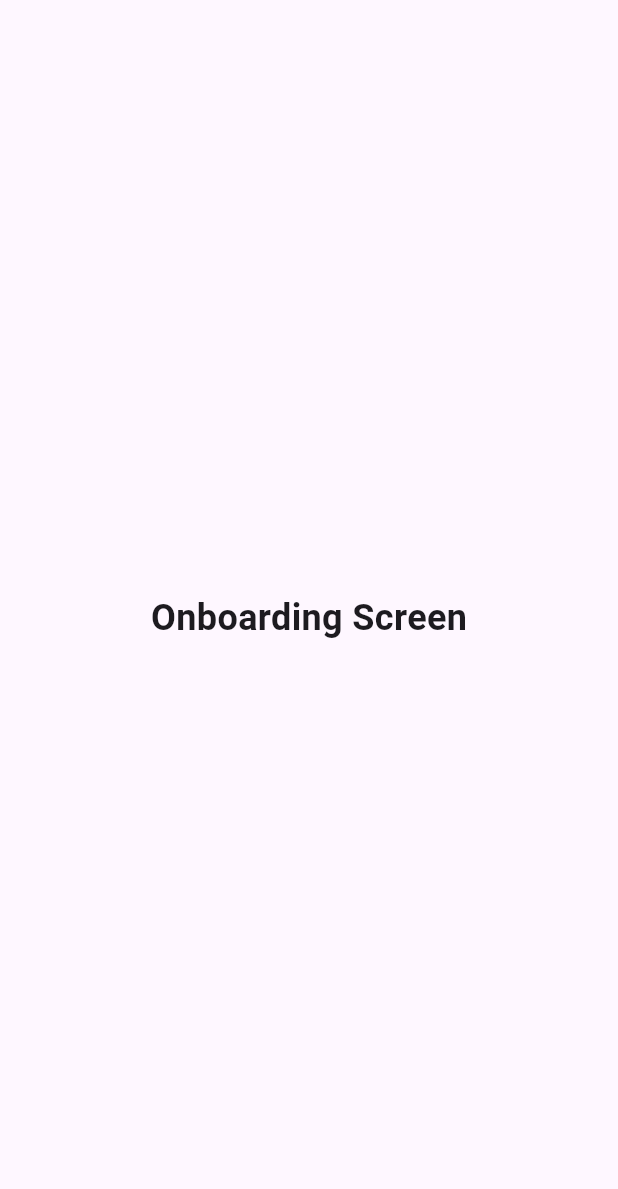
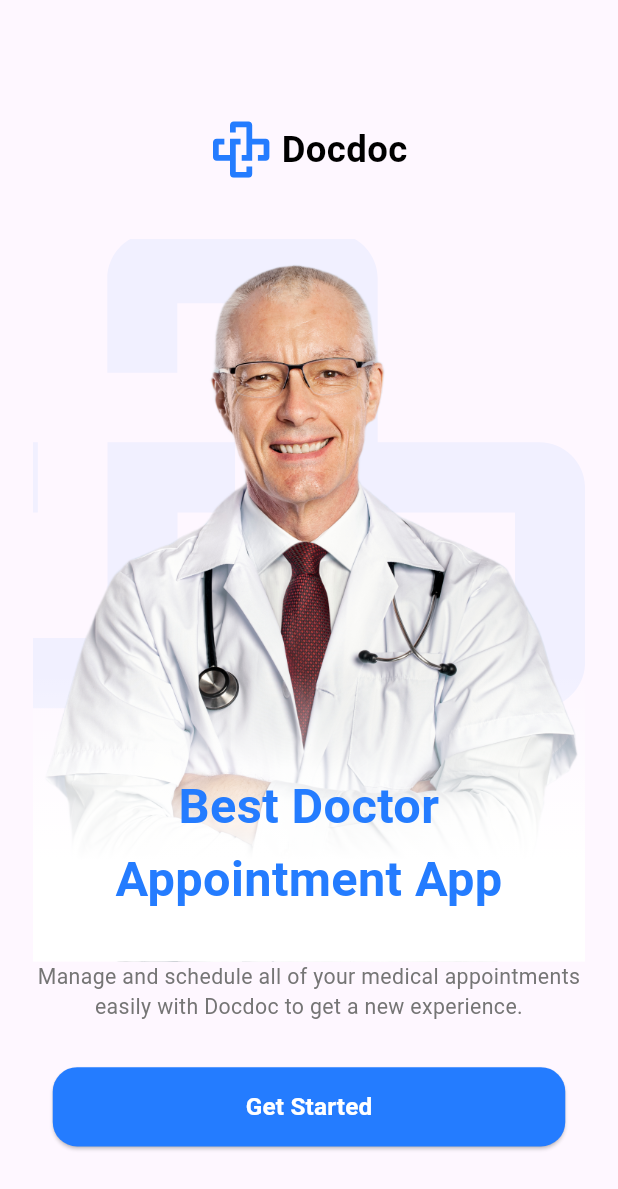
Before and after one commit to asmaaHasbo/DOC-App, a Flutter app: the screen it shows after launch, on a phone screen of 412 x 824 dp. Shown: the top 1189 px of the screen. Run offline on Flutter 3.47's test engine with Material 3 defaults, Android fonts, the phone set to English and light mode, and no system bars; our stand-ins replace flutter_screenutil, flutter_svg.

Commit message:
onboarding screen done

```diff
--- /dev/null
+++ b/devtools_options.yaml
@@ -0,0 +1,3 @@
+description: This file stores settings for Dart & Flutter DevTools.
+documentation: https://docs.flutter.dev/tools/devtools/extensions#configure-extension-enablement-states
+extensions:
--- a/lib/core/helper/extensions.dart
+++ b/lib/core/helper/extensions.dart
@@ -0,0 +1,21 @@
+import 'package:flutter/material.dart';
+
+extension Navigation on BuildContext{
+
+  pushNamed(String routeName, {Object? arguments}) {
+    Navigator.pushNamed(this, routeName, arguments: arguments);
+  }
+
+  pushReplacementNamed(String routeName, {Object? arguments}) {
+    Navigator.pushReplacementNamed(this, routeName, arguments: arguments);
+  }
+
+  pop<T extends Object?>([T? result]) {
+    Navigator.pop(this, result);
+  }
+
+  pushNamedAndRemoveUntil(String routeName, {Object? arguments}) {
+    Navigator.pushNamedAndRemoveUntil(this, routeName, (route) => false, arguments: arguments);
+  }
+
+}
--- a/lib/core/routing/app_router.dart
+++ b/lib/core/routing/app_router.dart
@@ -9,7 +9,7 @@ class AppRouter {
       case Routes.onboarding:
       return MaterialPageRoute(builder: (_) =>OnboardingScreen());
 
-      case '/login':
+      case  Routes.loginScreen:
       return MaterialPageRoute(builder: (_) =>  LoginScreen());
 
       default:
--- a/lib/core/themes/colors/app_colors.dart
+++ b/lib/core/themes/colors/app_colors.dart
@@ -2,7 +2,8 @@ import 'package:flutter/material.dart';
 
 class AppColors {
   static const primary = Color(0xff247CFF);
-  // static const secondary = Color(0xFF42A5F5);
+  static const gray = Color(0xFF757575);
+  // static const black = Colors;
   // static const background = Color(0xFFF5F5F5);
 
 }
--- /dev/null
+++ b/lib/core/themes/colors/styles/styles.dart
@@ -0,0 +1,30 @@
+import 'package:doc_app/core/themes/colors/app_colors.dart';
+import 'package:flutter/material.dart';
+import 'package:flutter_screenutil/flutter_screenutil.dart';
+
+class AppStyles {
+  static TextStyle font24W600Black = TextStyle(
+    fontSize: 24.sp,
+    fontWeight: FontWeight.w600,
+    color: Colors.black,
+  );
+
+ static TextStyle font32W700blue = TextStyle(
+    fontSize: 32.sp,
+    fontWeight: FontWeight.w700,
+    color: AppColors.primary,
+  );
+
+  static TextStyle font14W400Gray = TextStyle(
+    fontSize: 14.sp,
+    fontWeight: FontWeight.w400,
+    color: AppColors.gray,
+  );
+
+  static TextStyle font16W600Blue = TextStyle(
+    fontSize: 16.sp,
+    fontWeight: FontWeight.w600,
+    color: Colors.white
+  );
+
+}
--- a/lib/features/onboarding/onboarding_screen.dart
+++ b/lib/features/onboarding/onboarding_screen.dart
@@ -1,15 +1,100 @@
+import 'package:doc_app/core/helper/extensions.dart';
+import 'package:doc_app/core/routing/routes.dart';
+import 'package:doc_app/core/themes/colors/app_colors.dart';
+import 'package:doc_app/core/themes/colors/styles/styles.dart';
 import 'package:flutter/material.dart';
+import 'package:flutter_screenutil/flutter_screenutil.dart';
+import 'package:flutter_svg/flutter_svg.dart';
 
 class OnboardingScreen extends StatelessWidget {
   const OnboardingScreen({super.key});
-
   @override
   Widget build(BuildContext context) {
-    return const Scaffold(
-      body: Center(
-        child: Text(
-          'Onboarding Screen',
-          style: TextStyle(fontSize: 24, fontWeight: FontWeight.bold),
+    return Scaffold(
+      body: Padding(
+        padding: EdgeInsets.all(20.0.w),
+        child: Column(
+          mainAxisAlignment: MainAxisAlignment.center,
+          crossAxisAlignment: CrossAxisAlignment.center,
+          children: [
+            //-------------- Logo and Title --------------//
+            Padding(
+              padding: EdgeInsets.only(top: 20.0.h, bottom: 20.0.h),
+              child: Row(
+                mainAxisAlignment: MainAxisAlignment.center,
+                children: [
+                  SvgPicture.asset(
+                    'assets/svgs/logo.svg',
+                    height: 38.h,
+                    width: 38.w,
+                  ),
+                  SizedBox(width: 5.w),
+                  Text('Docdoc', style: AppStyles.font24W600Black),
+                ],
+              ),
+            ),
+            SizedBox(height: 20.h),
+
+            //-------------- Onboarding Image --------------//
+            Stack(
+              children: [
+                SvgPicture.asset(
+                  'assets/svgs/logo_with_low_obacity.svg',
+                  height: 443.h,
+                  width: double.infinity,
+                  fit: BoxFit.cover,
+                ),
+                Container(
+                  foregroundDecoration: BoxDecoration(
+                    gradient: LinearGradient(
+                      begin: Alignment.bottomCenter,
+                      end: Alignment.topCenter,
+                      colors: [
+                        Colors.white,
+                        Colors.white.withValues(alpha: 0.0),
+                      ],
+                      stops: [0.14, 0.4],
+                    ),
+                  ),
+                  child: Image.asset('assets/images/doc_img.png'),
+                ),
+                Positioned(
+                  bottom: 30.h,
+                  left: 0.w,
+                  right: 0.w,
+                  child: Text(
+                    'Best Doctor\nAppointment App',
+                    style: AppStyles.font32W700blue.copyWith(height: 1.5.sp),
+                    textAlign: TextAlign.center,
+                  ),
+                ),
+              ],
+            ),
+
+            Text(
+              'Manage and schedule all of your medical appointments easily with Docdoc to get a new experience.',
+              style: AppStyles.font14W400Gray,
+              textAlign: TextAlign.center,
+            ),
+            SizedBox(height: 30.h),
+
+            //-------------- Get satarted Button --------------//
+            ElevatedButton(
+              onPressed: () {
+                // Navigate to the next screen
+                context.pushNamed(Routes.loginScreen); // Adjust the route as needed
+              },
+
+              style: ElevatedButton.styleFrom(
+                minimumSize: Size(311.w, 52.h),
+                backgroundColor: AppColors.primary,
+                shape: RoundedRectangleBorder(
+                  borderRadius: BorderRadius.circular(16.r),
+                ),
+              ),
+              child: Text('Get Started', style: AppStyles.font16W600Blue),
+            ),
+          ],
         ),
       ),
     );
```
Also changed, not shown: pubspec.yaml (+5 -4 lines), assets/images/doc_img.png (added), assets/svgs/logo.svg (added), assets/svgs/logo_with_low_obacity.svg (added), pubspec.lock.
